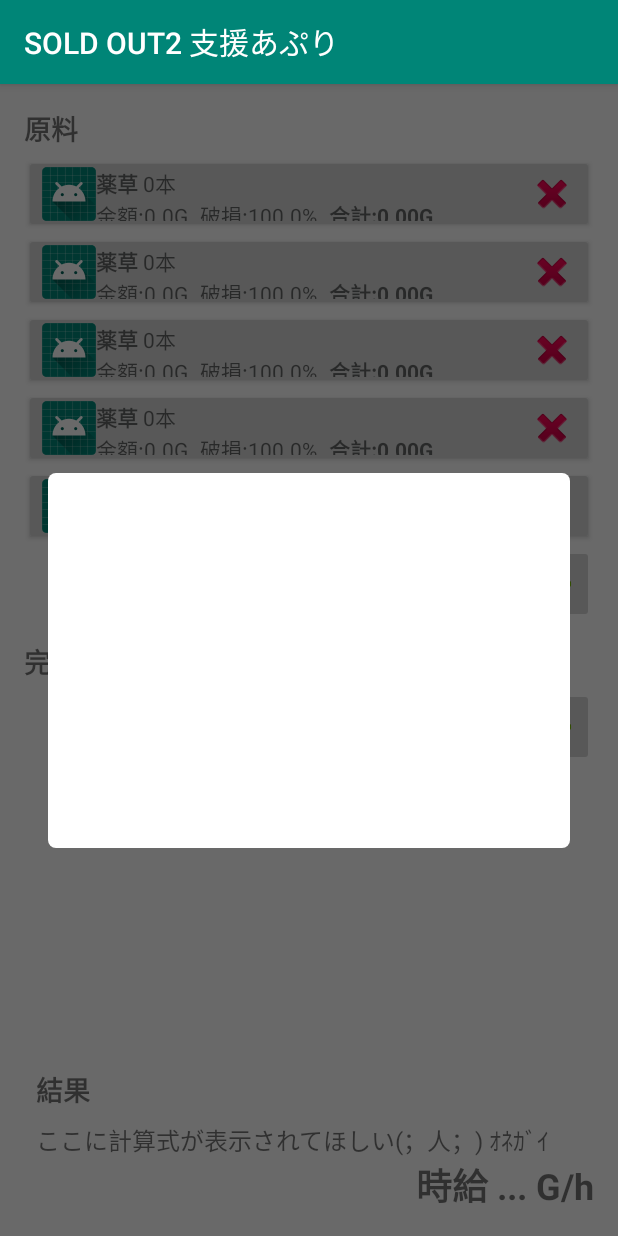
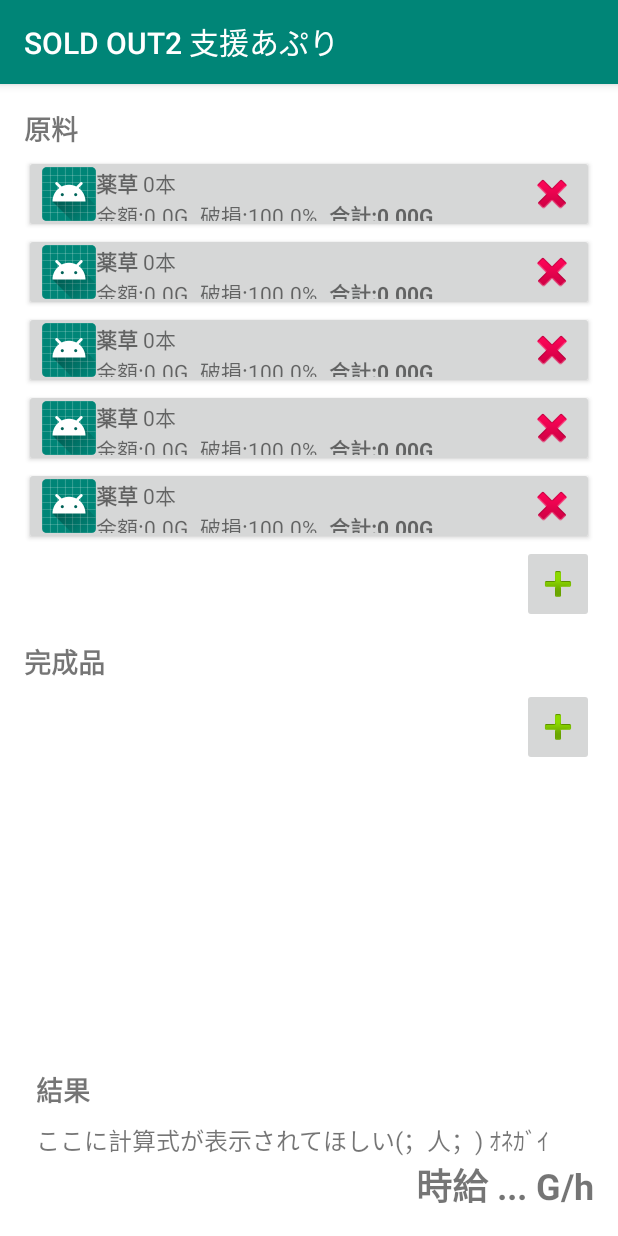
Before and after one commit to InGen6400/so2support, an Android app: the screen it shows after launch (CalcActivity), on a phone screen of 412 x 824 dp. Run offline under Robolectric (Android 15) with nearby library versions, the phone set to English and light mode, and no system bars; 5 statements that could not run were skipped.

Commit message:
スピナー関連の追加(エミュ動作時エラー)

```diff
--- a/app/src/main/java/sugar6400/github/io/so2support/CalcActivity.java
+++ b/app/src/main/java/sugar6400/github/io/so2support/CalcActivity.java
@@ -3,7 +3,9 @@ package sugar6400.github.io.so2support;
 import android.os.Bundle;
 import android.support.v7.app.AppCompatActivity;
 import android.view.View;
+import android.widget.AdapterView;
 import android.widget.LinearLayout;
+import android.widget.Spinner;
 import android.widget.Toast;
 
 import java.util.ArrayList;
@@ -15,8 +17,15 @@ public class CalcActivity extends AppCompatActivity implements View.OnClickListe
     LinearLayout srcList;
     //カテゴリースピナー
     private static ArrayList<Integer>[] catSpinnerItemId;
+    //カテゴリ別スピナーadapter
+    private ItemAdapter[] itemAdapters;
     //アイテムのデータ(名前，スタック数, etc...)
     ItemData itemData;
+
+    //選択中のカテゴリID
+    private int selectedCatID = 0;
+    //選択中のアイテムID
+    private int selectedItemID = 0;
 
     @Override
     protected void onCreate(Bundle savedInstanceState) {
@@ -28,6 +37,25 @@ public class CalcActivity extends AppCompatActivity implements View.OnClickListe
         //スピナーデータの読み込み
         catSpinnerItemId = new ArrayList[12];
         setSpinnerItemId();
+
+        //アイテム一覧スピナーの初期設定
+        Spinner itemSpinner = findViewById(R.id.itemSpinner);
+        ItemAdapter adapter = new ItemAdapter(this.getApplicationContext(), R.layout.spinner_item, catSpinnerItemId[0]);
+
+        itemSpinner.setAdapter(adapter);
+        itemSpinner.setOnItemClickListener(new AdapterView.OnItemClickListener() {
+            //アイテム選択時
+            @Override
+            public void onItemClick(AdapterView<?> parent, View view, int position, long id) {
+                //選択したアイテムのIDを取得
+                selectedItemID = catSpinnerItemId[selectedCatID].get(position);
+            }
+
+            //　アイテムが選択されなかった
+            public void onNothingSelected(AdapterView<?> parent) {
+            }
+        });
+
 
         //原料リストを取得
         srcList = findViewById(R.id.srcList);
--- a/app/src/main/res/layout/activity_calc.xml
+++ b/app/src/main/res/layout/activity_calc.xml
@@ -179,28 +179,6 @@
 
         </android.support.constraint.ConstraintLayout>
 
-        <android.support.constraint.ConstraintLayout
-            android:id="@+id/overLayout"
-            android:layout_width="match_parent"
-            android:layout_height="match_parent"
-            android:background="@color/colorGrayback"
-            android:visibility="visible">
-
-            <android.support.constraint.ConstraintLayout
-                android:id="@+id/settingLay"
-                android:layout_width="match_parent"
-                android:layout_height="250dp"
-                android:layout_marginStart="32dp"
-                android:layout_marginEnd="32dp"
-                android:background="@drawable/shape_rounded_corner"
-                app:layout_constraintBottom_toBottomOf="parent"
-                app:layout_constraintEnd_toEndOf="parent"
-                app:layout_constraintStart_toStartOf="parent"
-                app:layout_constraintTop_toTopOf="parent">
-
-            </android.support.constraint.ConstraintLayout>
-        </android.support.constraint.ConstraintLayout>
-
     </FrameLayout>
 
 </android.support.constraint.ConstraintLayout>
```
Also changed, not shown: app/src/main/java/sugar6400/github/io/so2support/ItemAdapter.java (added, +74 -0 lines), app/src/main/res/layout/spinner_item.xml (added, +24 -0 lines).
